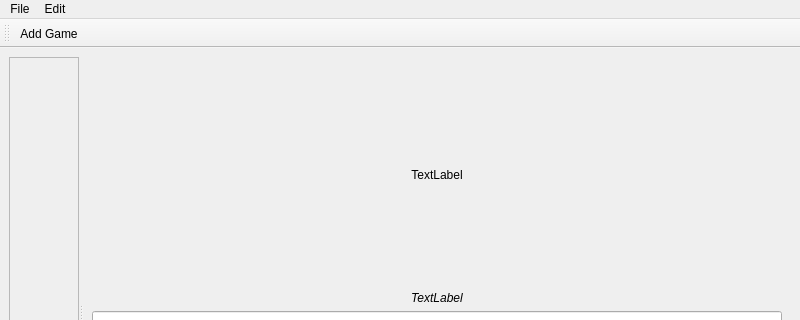
Qt form UI/windows/QuestsMainWindow.ui (LydP/Quest-Lists) before a commit; both pictures show x 0 to 800 and y 0 to 320 of the 800 by 600 pixel window.
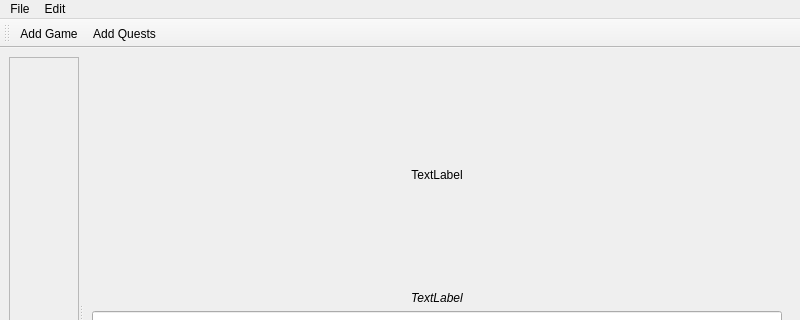
The same form after that commit.

Commit message: Created Add Quests action that brings up the Add Quests dialog box.

The edit to the form file:
```diff
--- a/UI/windows/QuestsMainWindow.ui
+++ b/UI/windows/QuestsMainWindow.ui
@@ -182,6 +182,7 @@
     <bool>false</bool>
    </attribute>
    <addaction name="actionAdd_Game"/>
+   <addaction name="actionAdd_Quests"/>
   </widget>
   <action name="actionAdd_new_quest_list">
    <property name="text">
@@ -228,6 +229,11 @@
     <string>Rename</string>
    </property>
   </action>
+  <action name="actionAdd_Quests">
+   <property name="text">
+    <string>Add Quests...</string>
+   </property>
+  </action>
  </widget>
  <resources/>
  <connections/>
```
Left out of the diff: 21 changed lines with no effect on the pictures. The commit also changes 5 other files.
